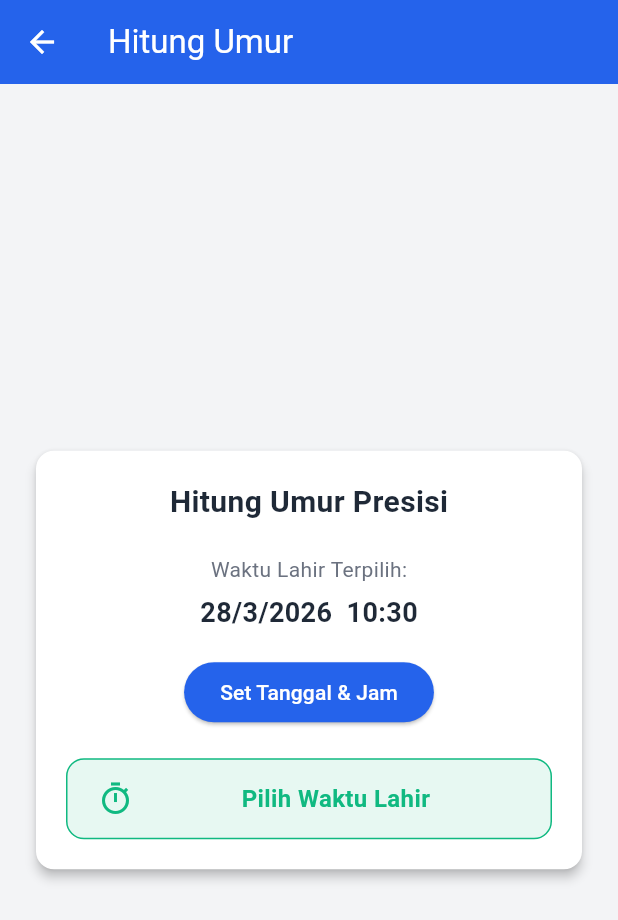
After one commit to AmnanBK/tpm-tugas-modul-4, a Flutter app: the AgeCalculatorScreen screen opened directly, on a phone screen of 412 x 824 dp. The commit adds this screen. Shown: the top 920 px of the screen. Run offline on Flutter 3.47's test engine with Material 3 defaults, Android fonts, the phone set to English and light mode, and no system bars; our stand-ins replace hijri.

Commit message:
feat: add age calculator feature

```diff
--- /dev/null
+++ b/lib/features/age_calculator/screens/age_calculator_screen.dart
@@ -0,0 +1,175 @@
+import 'package:flutter/material.dart';
+import '../../../core/theme/app_colors.dart';
+
+class AgeCalculatorScreen extends StatefulWidget {
+  const AgeCalculatorScreen({super.key});
+
+  @override
+  State<AgeCalculatorScreen> createState() => _AgeCalculatorScreenState();
+}
+
+class _AgeCalculatorScreenState extends State<AgeCalculatorScreen> {
+  DateTime selectedDate = DateTime.now();
+  String result = "Pilih Waktu Lahir";
+
+  Future<void> pickDateTime() async {
+    // 1. Pick Date
+    DateTime? pickedDate = await showDatePicker(
+      context: context,
+      initialDate: selectedDate,
+      firstDate: DateTime(1900),
+      lastDate: DateTime.now(),
+    );
+
+    if (pickedDate != null) {
+      // 2. Pick Time
+      TimeOfDay? pickedTime = await showTimePicker(
+        context: context,
+        initialTime: TimeOfDay.now(),
+      );
+
+      if (pickedTime != null) {
+        DateTime fullBirthDate = DateTime(
+          pickedDate.year,
+          pickedDate.month,
+          pickedDate.day,
+          pickedTime.hour,
+          pickedTime.minute,
+        );
+        _calculateDetailedAge(fullBirthDate);
+      }
+    }
+  }
+
+  void _calculateDetailedAge(DateTime birth) {
+    DateTime now = DateTime.now();
+    if (birth.isAfter(now)) {
+      setState(() => result = "Waktu Tidak Valid");
+      return;
+    }
+
+    Duration diff = now.difference(birth);
+    int years = now.year - birth.year;
+    int months = now.month - birth.month;
+    int days = now.day - birth.day;
+
+    if (days < 0) {
+      months -= 1;
+      days += DateTime(now.year, now.month, 0).day;
+    }
+    if (months < 0) {
+      years -= 1;
+      months += 12;
+    }
+
+    int hours = diff.inHours % 24;
+    int minutes = diff.inMinutes % 60;
+
+    setState(() {
+      selectedDate = birth;
+      result =
+          "$years Thn, $months Bln, $days Hari\n$hours Jam, $minutes Menit";
+    });
+  }
+
+  @override
+  Widget build(BuildContext context) {
+    return Scaffold(
+      backgroundColor: AppColors.background,
+      appBar: AppBar(title: const Text("Hitung Umur")),
+      body: Padding(
+        padding: const EdgeInsets.all(20.0),
+        child: Center(
+          child: ConstrainedBox(
+            constraints: const BoxConstraints(maxWidth: 400),
+            child: Card(
+              color: AppColors.surface,
+              elevation: 3,
+              shape: RoundedRectangleBorder(
+                borderRadius: BorderRadius.circular(12),
+              ),
+              child: Padding(
+                padding: const EdgeInsets.all(20),
+                child: Column(
+                  mainAxisSize: MainAxisSize.min,
+                  children: [
+                    const Text(
+                      "Hitung Umur Presisi",
+                      style: TextStyle(
+                        fontSize: 20,
+                        fontWeight: FontWeight.bold,
+                        color: AppColors.textPrimary,
+                      ),
+                    ),
+                    const SizedBox(height: 20),
+                    const Text(
+                      "Waktu Lahir Terpilih:",
+                      style: TextStyle(color: AppColors.textSecondary),
+                    ),
+                    const SizedBox(height: 6),
+                    Text(
+                      // Format tampilan Tanggal dan Jam
+                      "${selectedDate.day}/${selectedDate.month}/${selectedDate.year}  ${selectedDate.hour.toString().padLeft(2, '0')}:${selectedDate.minute.toString().padLeft(2, '0')}",
+                      style: const TextStyle(
+                        fontSize: 18,
+                        fontWeight: FontWeight.bold,
+                        color: AppColors.textPrimary,
+                      ),
+                    ),
+                    const SizedBox(height: 16),
+                    ElevatedButton(
+                      onPressed: pickDateTime,
+                      style: ElevatedButton.styleFrom(
+                        backgroundColor: AppColors.primary,
+                        foregroundColor: Colors.white,
+                        shape: RoundedRectangleBorder(
+                          borderRadius: BorderRadius.circular(20),
+                        ),
+                      ),
+                      child: const Text("Set Tanggal & Jam"),
+                    ),
+                    const SizedBox(height: 20),
+                    Container(
+                      width: double.infinity, // Biar kotaknya penuh ke samping
+                      padding: const EdgeInsets.symmetric(
+                        vertical: 14,
+                        horizontal: 20,
+                      ),
+                      decoration: BoxDecoration(
+                        color: AppColors.secondary.withOpacity(0.1),
+                        borderRadius: BorderRadius.circular(12),
+                        border: Border.all(color: AppColors.secondary),
+                      ),
+                      child: Row(
+                        mainAxisAlignment:
+                            MainAxisAlignment.center, // Hasil di tengah
+                        children: [
+                          const Icon(
+                            Icons.timer_outlined,
+                            color: AppColors.secondary,
+                          ),
+                          const SizedBox(width: 12),
+                          Expanded(
+                            child: Text(
+                              result,
+                              textAlign: TextAlign.center,
+                              style: const TextStyle(
+                                fontSize: 16,
+                                fontWeight: FontWeight.bold,
+                                color: AppColors.secondary,
+                              ),
+                            ),
+                          ),
+                        ],
+                      ),
+                    ),
+                  ],
+                ),
+              ),
+            ),
+          ),
+        ),
+      ),
+    );
+  }
+}
--- a/lib/features/home/screens/home_screen.dart
+++ b/lib/features/home/screens/home_screen.dart
@@ -1,4 +1,5 @@
 import 'package:flutter/material.dart';
+import 'package:tpm_tugas_modul_4/features/age_calculator/screens/age_calculator_screen.dart';
 import 'package:tpm_tugas_modul_4/features/hijriah_converter/screens/hijriah_converter.dart';
 import '../../stopwatch/screens/stopwatch_screen.dart';
 import '../../group_profile/screens/profile_screen.dart';
@@ -57,6 +58,7 @@ class _HomeScreenState extends State<HomeScreen> {
       'Piramida',
       'Konversi Hijriah',
       'Cek Weton',
+      'Hitung Umur',
     ];
 
     return GridView.builder(
@@ -121,6 +123,13 @@ class _HomeScreenState extends State<HomeScreen> {
                   builder: (context) => const WetonCheckerScreen(),
                 ),
               );
+            } else if (features[index] == 'Hitung Umur') {
+              Navigator.push(
+                context,
+                MaterialPageRoute(
+                  builder: (context) => const AgeCalculatorScreen(),
+                ),
+              );
             }
           },
           child: Container(
```
